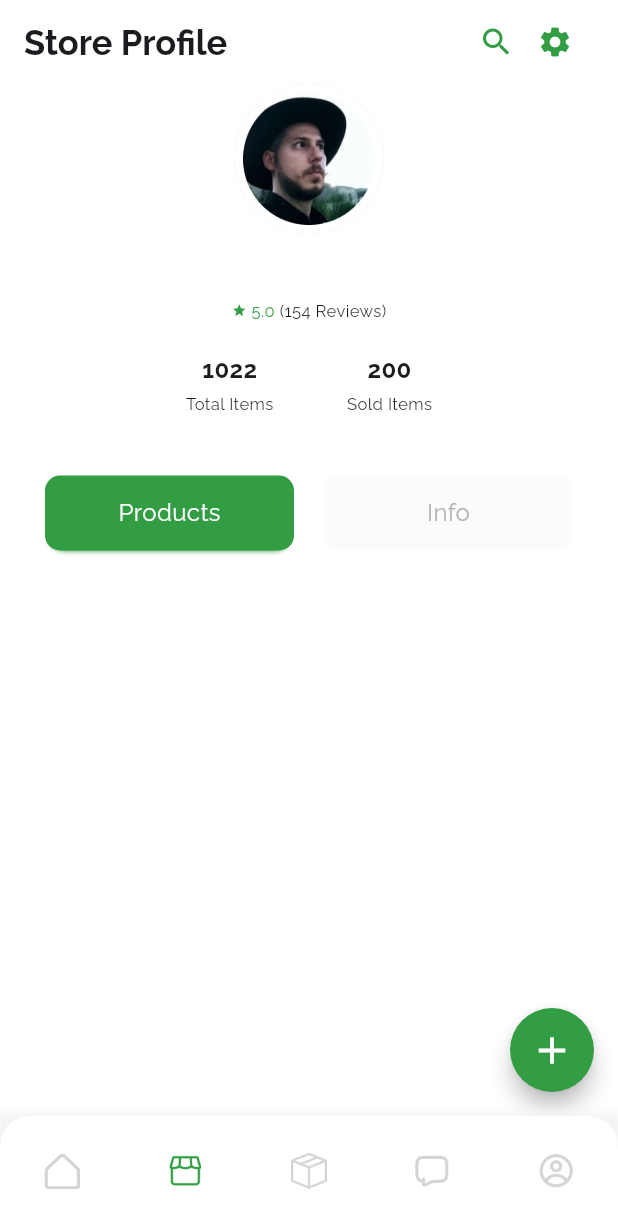
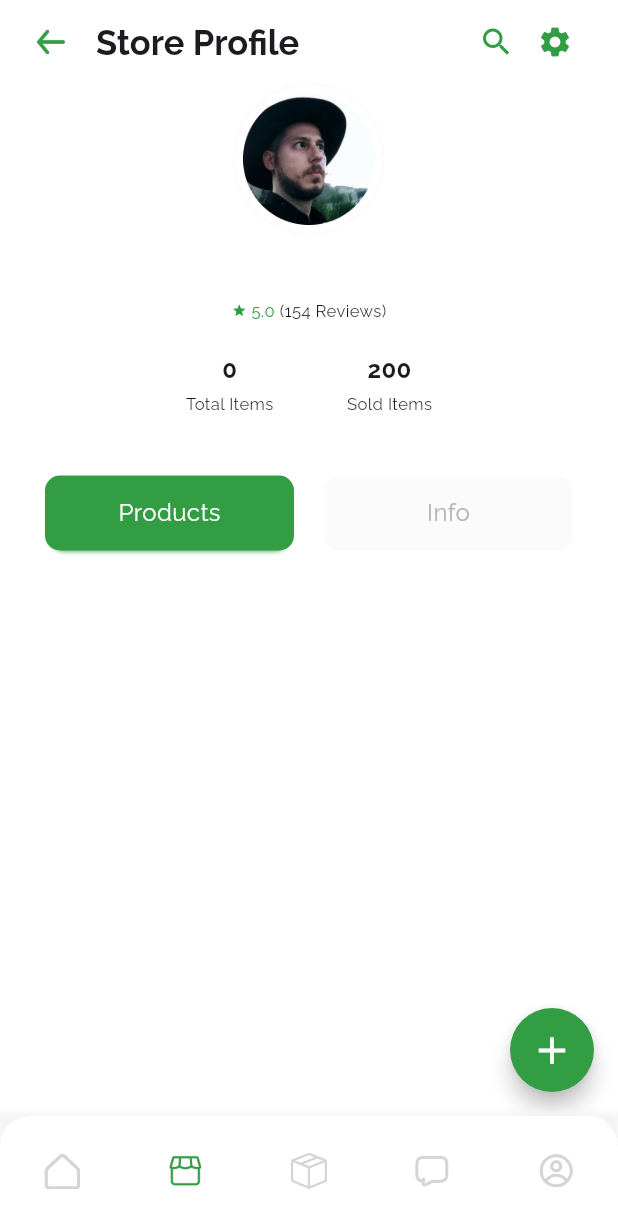
Before and after one commit to shahmir-ahmed/Farm-Tech, a Flutter app: the screen it shows once a user with an empty profile is signed in, item 2 of the bottom bar chosen, on a phone screen of 412 x 824 dp. Shown: the top 1228 px of the screen. Run offline on Flutter 3.47's test engine with Material 3 defaults, Android fonts, the phone set to English and light mode, and no system bars; our stand-ins replace carousel_slider, cloud_firestore, dotted_border, firebase_auth, firebase_core, firebase_storage and 4 more; missing offline and left inert: floating_snackbar; accounts and stored records are empty; generated files the repository leaves out were written again; network calls fail.

Commit message:
Ratings and reviews view dev. v1.0
Developed ratings and reviews view version 1.0

```diff
--- a/farm_tech/lib/configs/utils.dart
+++ b/farm_tech/lib/configs/utils.dart
@@ -66,6 +66,19 @@ class Utils {
           ),
           borderRadius: BorderRadius.all(Radius.circular(20))));
 
+  static const circularProgressIndicatorForAlertDialog =
+      CircularProgressIndicator(
+    color: greenColor,
+    backgroundColor: lightGreenColor1,
+    strokeWidth: 6,
+  );
+
+  static const circularProgressIndicator = Center(
+      child: CircularProgressIndicator(
+    color: greenColor,
+    backgroundColor: lightGreenColor1,
+  ));
+
   // show loading alert dialog
   static showCreatingAccountAlertDialog(
       BuildContext context, String forScreen) {
@@ -93,14 +106,9 @@ class Utils {
         crossAxisAlignment: CrossAxisAlignment.center,
         children: [
           const SizedBox(
-            width: 48,
-            height: 48,
-            child: CircularProgressIndicator(
-              color: greenColor,
-              backgroundColor: lightGreenColor1,
-              strokeWidth: 6,
-            ),
-          ),
+              width: 48,
+              height: 48,
+              child: circularProgressIndicatorForAlertDialog),
           // space
           const SizedBox(height: 30),
           Text(
@@ -142,8 +150,18 @@ class Utils {
     );
   }
 
-  static getAppBar(String title, List<Widget> actions) {
+  static getAppBar(String title, List<Widget> actions, context) {
     return AppBar(
+        leading: GestureDetector(
+          onTap: () => Navigator.pop(context),
+          child: Container(
+            margin: const EdgeInsets.only(left: 20.0),
+            child: Image.asset(
+              'assets/images/back-arrow.png',
+            ),
+          ),
+        ),
+        leadingWidth: 48,
         scrolledUnderElevation: 0,
         backgroundColor: whiteColor,
         title: Text(
--- a/farm_tech/lib/presentation/views/seller/home/home_view.dart
+++ b/farm_tech/lib/presentation/views/seller/home/home_view.dart
@@ -21,16 +21,8 @@ class HomeView extends StatefulWidget {
 class _HomeViewState extends State<HomeView> {
   // bottom navigation bar att.
   final List<Widget?> _widgetOptions = <Widget?>[
-    const Center(
-        child: CircularProgressIndicator(
-      color: Utils.greenColor,
-      backgroundColor: Utils.greyColor,
-    )),
-    const Center(
-        child: CircularProgressIndicator(
-      color: Utils.greenColor,
-      backgroundColor: Utils.greyColor,
-    )),
+    Utils.circularProgressIndicator,
+    Utils.circularProgressIndicator,
     const OrderTabView(),
     const ChatTabView(),
     const ProfileTabView(),
--- a/farm_tech/lib/presentation/views/seller/shop/shop_tab_view.dart
+++ b/farm_tech/lib/presentation/views/seller/shop/shop_tab_view.dart
@@ -21,6 +21,8 @@ class _ShopTabViewState extends State<ShopTabView> {
 
   SellerModel? _sellerModel;
 
+  int? productsCount;
+
   // String uId = '';
 
   // // get user uid
@@ -42,6 +44,17 @@ class _ShopTabViewState extends State<ShopTabView> {
     }
   }
 
+  // get seller products count
+  _getSellerProductsCount(SellerModel sellerModel) async {
+    final count = await SellerServices().getSellerProductsCount(sellerModel);
+
+    if (count != null) {
+      setState(() {
+        productsCount = count;
+      });
+    }
+  }
+
   @override
   void initState() {
     // TODO: implement initState
@@ -54,24 +67,27 @@ class _ShopTabViewState extends State<ShopTabView> {
     return Scaffold(
       floatingActionButton: _getFloatingActionButton(),
       backgroundColor: Utils.whiteColor,
-      appBar: Utils.getAppBar('Store Profile', [
+      appBar: Utils.getAppBar(
+          'Store Profile',
+          [
             // search icon
-        Icon(
+            const Icon(
               Icons.search,
               color: Utils.greenColor,
             ),
-        SizedBox(
+            const SizedBox(
               width: 15,
             ),
             // settings icon
-        Icon(
+            const Icon(
               Icons.settings,
               color: Utils.greenColor,
             ),
-        SizedBox(
+            const SizedBox(
               width: 30,
             ),
-      ]),
+          ],
+          context),
       body: _getBody(),
     );
   }
@@ -106,6 +122,11 @@ class _ShopTabViewState extends State<ShopTabView> {
       if (_sellerModel!.profileImageUrl!.isEmpty) {
         // get seller image path
         _getSellerImage(_sellerModel!);
+      }
+
+      if (productsCount == null) {
+        // get seller total products count
+        _getSellerProductsCount(_sellerModel!);
       }
     }
 
@@ -180,7 +201,10 @@ class _ShopTabViewState extends State<ShopTabView> {
                         children: [
                           // count
                           Text(
-                            '1022',
+                            // '1022',
+                            productsCount == null
+                                ? "0"
+                                : productsCount.toString(),
                             style: Utils.kAppBody2BoldStyle,
                           ),
                           // space
```
Also changed, not shown: farm_tech/lib/backend/model/review.dart (+11 -5 lines), farm_tech/lib/backend/services/seller_services.dart (+15 -2 lines), farm_tech/lib/presentation/views/seller/shop/item_details_view.dart (+14 -43 lines), farm_tech/lib/presentation/views/seller/shop/ratings_reviews_view.dart (added, +51 -0 lines), farm_tech/lib/presentation/views/seller/shop/upload_product_view.dart (+1 -18 lines), farm_tech/lib/presentation/views/seller/shop/widgets/widgets.dart (+105 -30 lines). Lines whose indentation alone changed are shown as unchanged.
